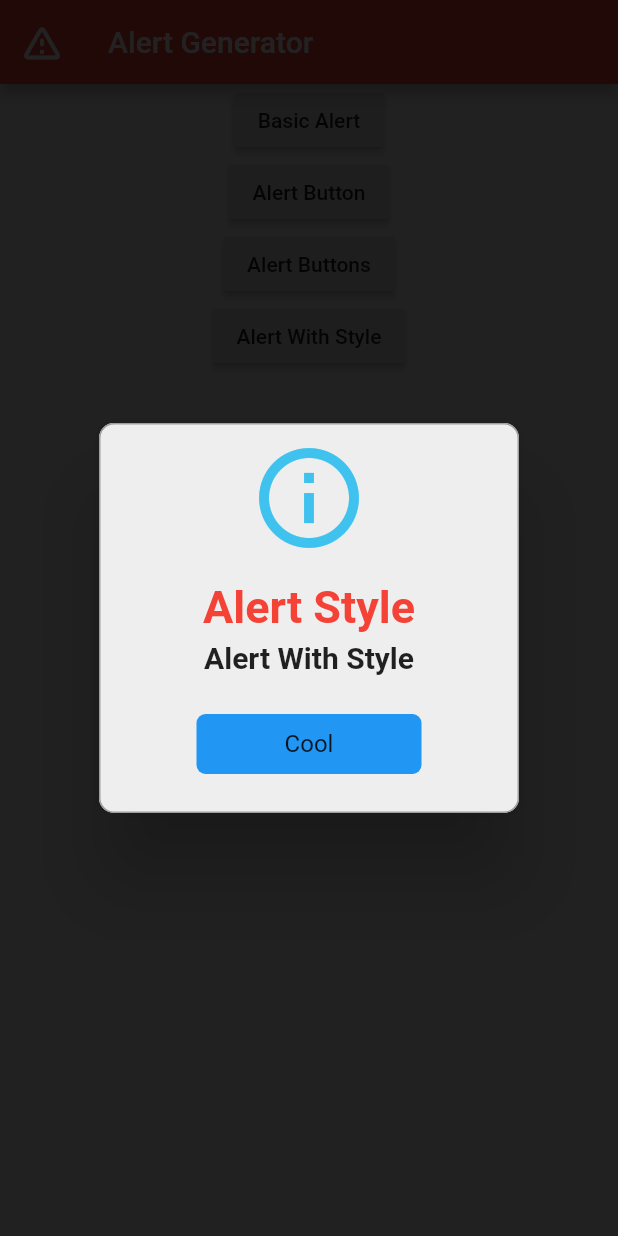
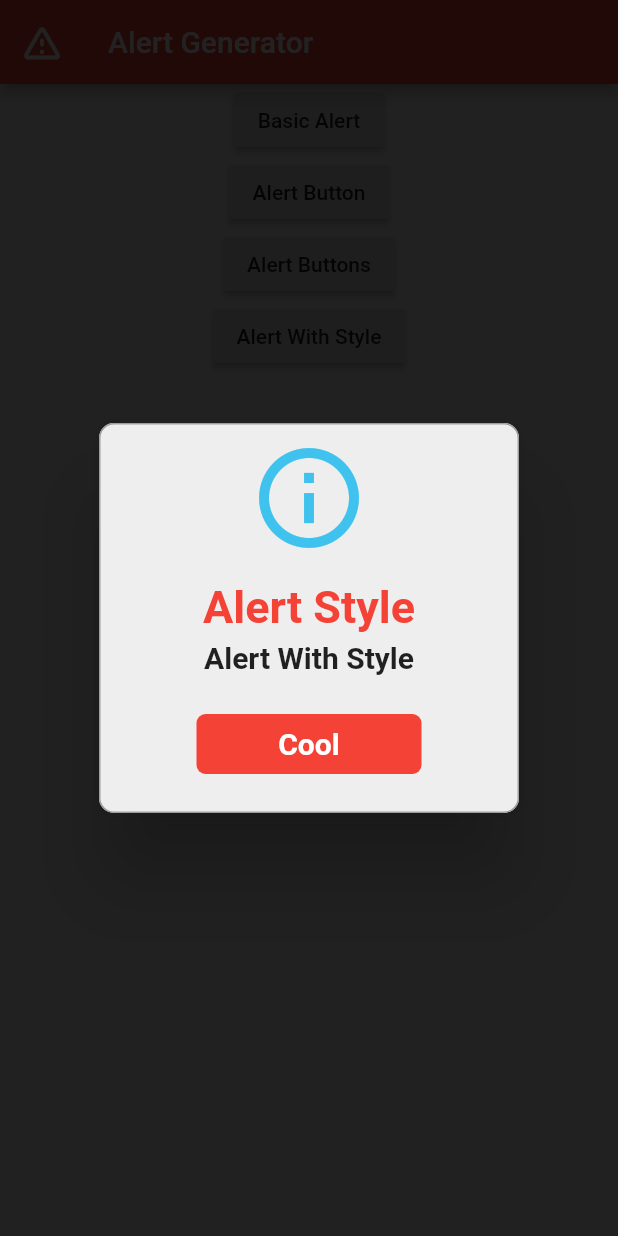
Before and after one commit to harshilgupta-dev/Alert_Generator, a Flutter app: the screen it shows after launch, after a tap on "Alert With Style", on a phone screen of 412 x 824 dp. Run offline on Flutter 3.47's test engine with Material 2 defaults, Android fonts, the phone set to English and light mode, and no system bars; drawn by our look-alikes of rflutter_alert.

Commit message:
add highlight color

```diff
--- a/lib/main.dart
+++ b/lib/main.dart
@@ -118,11 +118,17 @@ class MyApp extends StatelessWidget {
                     style: alertStyle(),
                     type: AlertType.info,
                     buttons: [
-                      DialogButton(child: Text('Cool'),
+                      DialogButton(child: Text('Cool',style: TextStyle(
+                          color: Colors.white,
+                          fontWeight: FontWeight.bold,
+                          fontSize: 20.0
+                      ),),
                           onPressed: (){
                         return Navigator.pop(context);
                           },
                         width: 150.0,
+                        color: Colors.red,
+                        highlightColor: Colors.black,
                       )
                     ]
 
```
